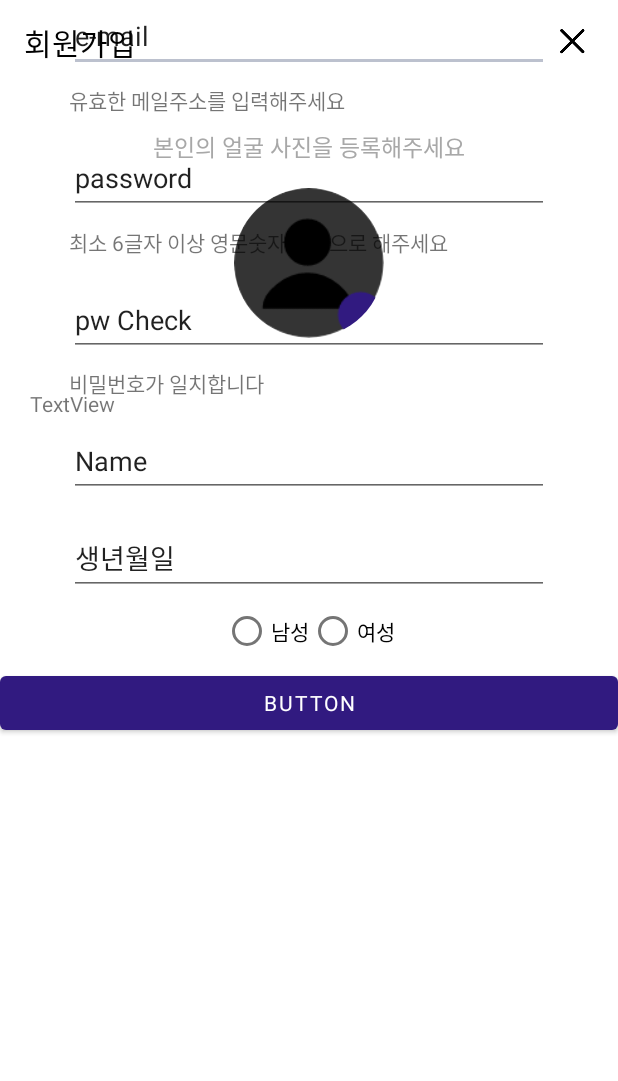
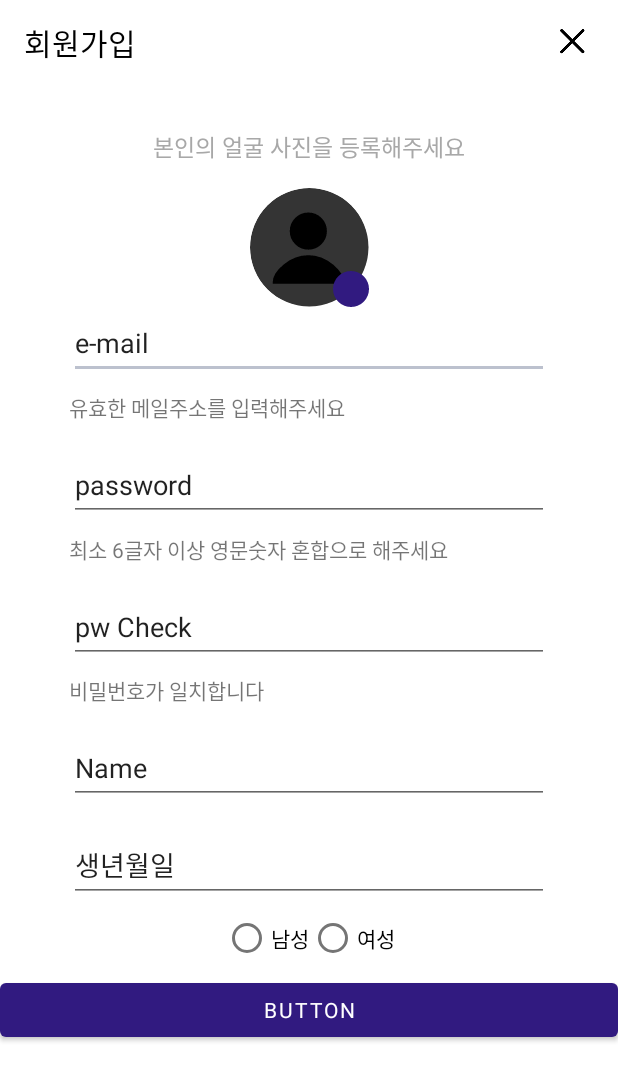
Before and after one commit to CHOI-SEUNGJUN/WITH_Android, an Android app: the SignUpActivity screen opened directly, with no data from a screen before it, on a phone screen of 412 x 824 dp. Shown: the top 1081 px of the screen. Run offline under Robolectric (Android 15) with nearby library versions, the phone set to English and light mode, and no system bars; our stand-ins replace CircleImageView; pictures from the network do not load.

Commit message:
signup merge

```diff
--- a/app/src/main/java/com/with/app/ui/signup/SignUpActivity.kt
+++ b/app/src/main/java/com/with/app/ui/signup/SignUpActivity.kt
@@ -14,7 +14,6 @@ import android.provider.MediaStore
 import android.util.Log
 import com.bumptech.glide.Glide
 import com.with.app.R
-import com.with.app.data.remote.RequestSignUpData
 import com.with.app.manage.RequestManager
 import com.with.app.manage.authModule
 import com.with.app.util.safeEnqueue
--- a/app/src/main/res/layout/activity_sign_up.xml
+++ b/app/src/main/res/layout/activity_sign_up.xml
@@ -50,16 +50,6 @@
                 app:srcCompat="@drawable/cancel_btn" />
         </androidx.constraintlayout.widget.ConstraintLayout>
 
-        <de.hdodenhof.circleimageview.CircleImageView
-            android:id="@+id/img_signup_profile"
-            android:layout_width="100dp"
-            android:layout_height="100dp"
-            android:layout_marginTop="16dp"
-            android:src="@drawable/btn_login_profile"
-            app:layout_constraintEnd_toEndOf="parent"
-            app:layout_constraintStart_toStartOf="parent"
-            app:layout_constraintTop_toBottomOf="@+id/tv_profile_desc" />
-
         <TextView
             android:id="@+id/tv_profile_desc"
             android:layout_width="wrap_content"
@@ -73,6 +63,16 @@
             app:layout_constraintStart_toStartOf="parent"
             app:layout_constraintTop_toBottomOf="@+id/cl_toolbar" />
 
+        <de.hdodenhof.circleimageview.CircleImageView
+            android:id="@+id/img_signup_profile"
+            android:layout_width="79dp"
+            android:layout_height="79dp"
+            android:layout_marginTop="16dp"
+            android:src="@drawable/btn_login_profile"
+            app:layout_constraintEnd_toEndOf="parent"
+            app:layout_constraintStart_toStartOf="parent"
+            app:layout_constraintTop_toBottomOf="@id/tv_profile_desc" />
+
         <EditText
             android:id="@+id/edt_email"
             android:layout_width="320dp"
@@ -83,7 +83,7 @@
             android:text="e-mail"
             app:layout_constraintEnd_toEndOf="parent"
             app:layout_constraintStart_toStartOf="parent"
-            tools:layout_editor_absoluteY="293dp" />
+            app:layout_constraintTop_toBottomOf="@+id/img_signup_profile" />
 
         <TextView
             android:id="@+id/tv_email"
@@ -194,15 +194,13 @@
             app:layout_constraintTop_toBottomOf="@id/radioGroup"
             tools:layout_editor_absoluteX="298dp" />
 
-        <TextView
-            android:id="@+id/textView11"
+        <ImageView
+            android:id="@+id/img_gallery"
             android:layout_width="wrap_content"
             android:layout_height="wrap_content"
-            android:layout_marginStart="20dp"
-            android:layout_marginTop="34dp"
-            android:text="TextView"
-            app:layout_constraintStart_toStartOf="parent"
-            app:layout_constraintTop_toBottomOf="@+id/img_signup_profile" />
+            app:layout_constraintBottom_toBottomOf="@+id/img_signup_profile"
+            app:layout_constraintEnd_toEndOf="@+id/img_signup_profile"
+            app:srcCompat="@drawable/badge" />
 
     </androidx.constraintlayout.widget.ConstraintLayout>
     </ScrollView>
```
Also changed, not shown: app/src/main/res/drawable-hdpi/badge.png (added), app/src/main/res/drawable-hdpi/btn_login_profile.png, app/src/main/res/drawable-mdpi/badge.png (added), app/src/main/res/drawable-mdpi/btn_login_profile.png, app/src/main/res/drawable-xhdpi/badge.png (added), app/src/main/res/drawable-xhdpi/btn_login_profile.png, app/src/main/res/drawable-xxhdpi/badge.png (added), app/src/main/res/drawable-xxhdpi/btn_login_profile.png, app/src/main/res/drawable-xxxhdpi/badge.png (added), app/src/main/res/drawable-xxxhdpi/btn_login_profile.png.
